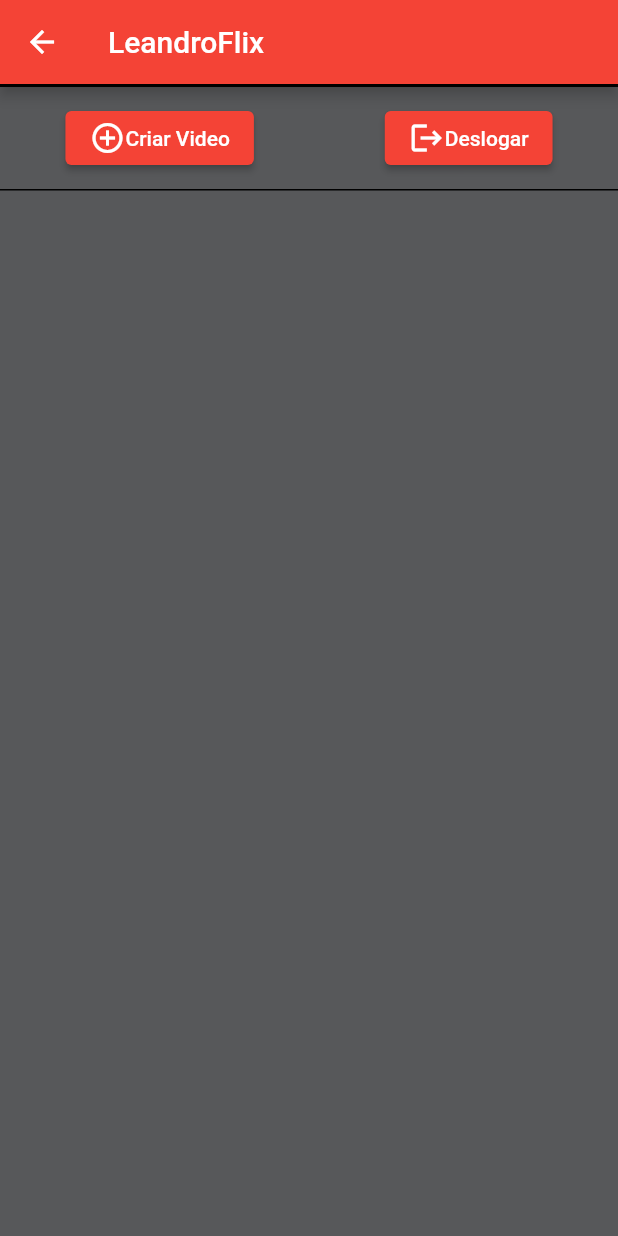
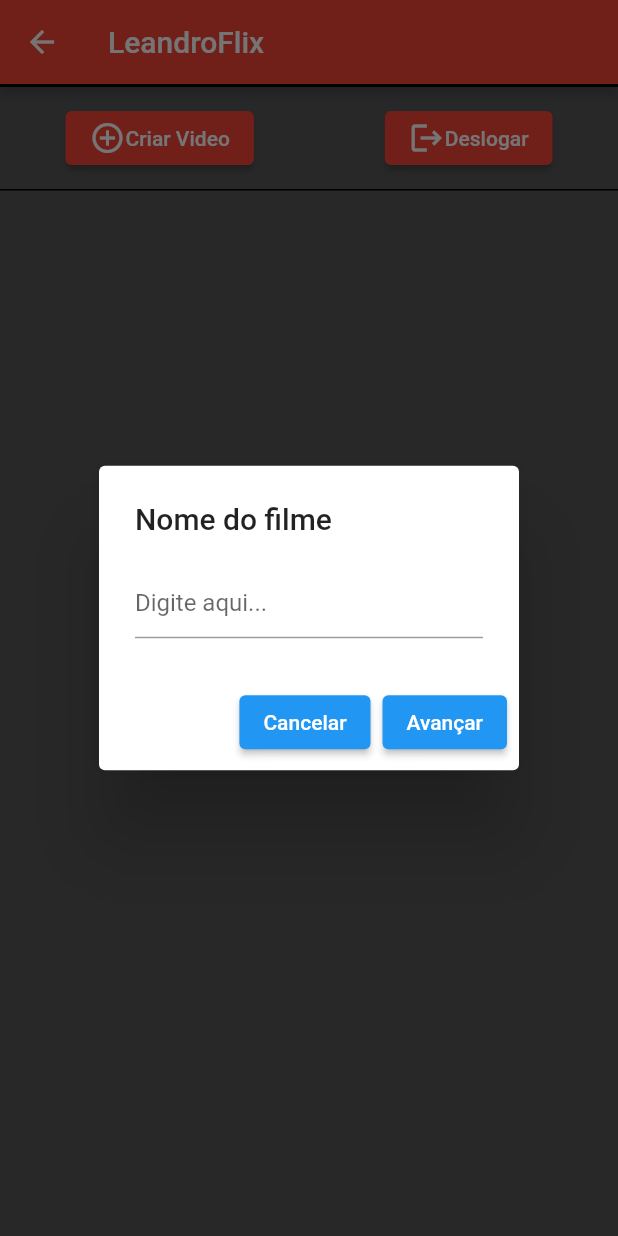
Before and after one commit to intDanoninho/LeandroFlix, a Flutter app: the MyVideos screen opened directly with empty values, after a tap on "Criar Video", on a phone screen of 412 x 824 dp. Run offline on Flutter 3.47's test engine with Material 2 defaults, Android fonts, the phone set to English and light mode, and no system bars; our stand-ins replace quickalert, sqflite; accounts and stored records are empty.

Commit message:
progresso no cadastro

```diff
--- a/catalogo/lib/catalogo.dart
+++ b/catalogo/lib/catalogo.dart
@@ -305,7 +305,8 @@ class _CatalogoState extends State<Catalogo> {
                   Navigator.push(
                     context,
                     MaterialPageRoute(
-                        builder: (context) => MyVideos(widget.user)),
+                        settings: const RouteSettings(name: '/meus_videos'),
+                        builder: (context, ) => MyVideos(widget.user)),
                   );
                 },
                 child: const Row(
--- a/catalogo/lib/meus_videos.dart
+++ b/catalogo/lib/meus_videos.dart
@@ -1,3 +1,4 @@
+
 import 'package:catalogo/model_user.dart';
 import 'package:catalogo/model_video.dart';
 import 'package:flutter/material.dart';
@@ -15,7 +16,52 @@ class _MyVideosState extends State<MyVideos> {
   List<Video> getMyVideos() {
     return [];
   }
+  List<String> filmInfo = ["Nome do filme", "Descrição", "Duração", "Classificação indicativa"];
+  final List<TextEditingController> textControllers = [
+    TextEditingController(),
+    TextEditingController(),
+    TextEditingController(),
+    TextEditingController(),
+  ];
+  Future<String?> showTextFieldDialog(BuildContext context, int i) {
 
+
+    return showDialog<String>(
+      context: context,
+      builder: (BuildContext context) {
+        return AlertDialog(
+          title: Text(filmInfo[i]),
+          content: TextField(
+            controller: textControllers[i],
+            decoration: const InputDecoration(hintText: 'Digite aqui...'),
+          ),
+          actions: <Widget>[
+            ElevatedButton(
+              onPressed: () {
+                Navigator.pop(context); // Fechar o AlertDialog
+              },
+              child: const Text('Cancelar'),
+            ),
+            if(i<3)
+            ElevatedButton(
+              onPressed: () {
+                textControllers[i].text;
+                showTextFieldDialog(context, i+1);
+              },
+              child: const Text('Avançar'),
+            ),
+            if (i >= 3)
+            ElevatedButton(
+              onPressed: (){
+                Navigator.popUntil(context, (route) => route.settings.name == '/meus_videos');
+              },
+              child: Text('Criar'),
+            )
+          ],
+        );
+      },
+    );
+  }
   Widget barraSuperior() {
     return Container(
       color: const Color(0xFF57585a),
@@ -25,7 +71,13 @@ class _MyVideosState extends State<MyVideos> {
         children: [
           ElevatedButton(
               style: ButtonStyle(backgroundColor: MaterialStateProperty.all<Color>(Colors.red)),
-              onPressed: () {},
+              onPressed: () {
+                showTextFieldDialog(context,  0);
+
+
+
+
+              },
               child: const Row(
                 children: [
                   Icon(Icons.add_circle_outline_sharp),
```
Also changed, not shown: catalogo/thumb/no cover.png (added).
